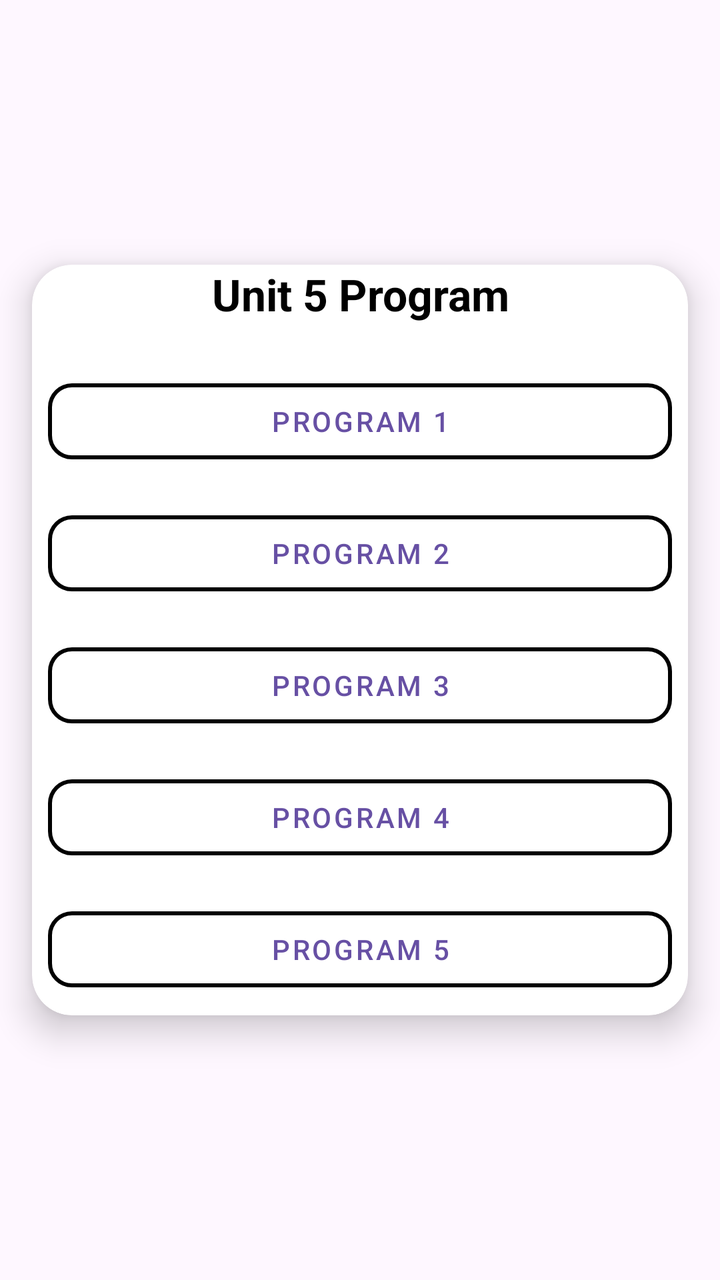
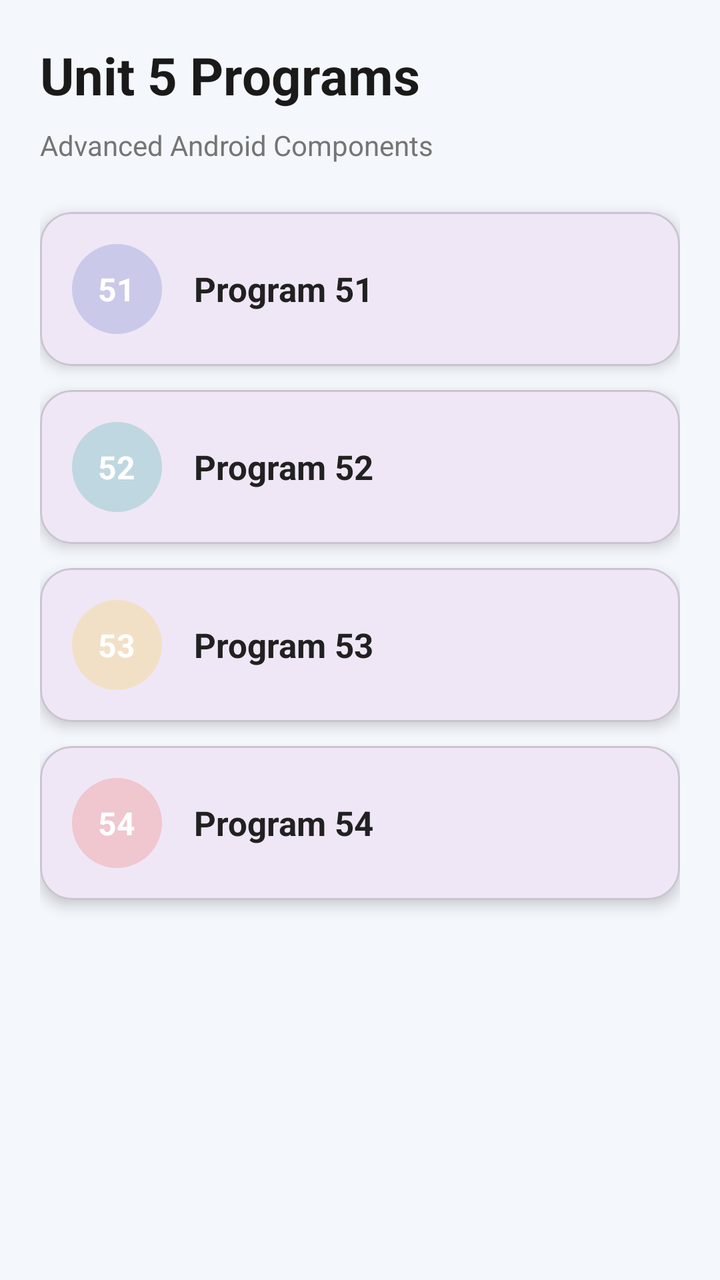

The first picture is an Android layout as it rendered before a commit; the second is the same layout after the commit. The layout source and the unified diff follow.
<!-- AndroidManifest.xml: application theme Theme.MyApplicationMCA -->
<!-- res/layout/activity_unit5_list_page.xml -->
<LinearLayout xmlns:android="http://schemas.android.com/apk/res/android"
    xmlns:app="http://schemas.android.com/apk/res-auto"
    xmlns:tools="http://schemas.android.com/tools"
    android:id="@+id/main"
    android:layout_width="match_parent"
    android:layout_height="match_parent"
    android:animateLayoutChanges="true"
    android:gravity="center"
    android:orientation="vertical"
    tools:context=".UNIT5_LIST_PAGE">

    
    <androidx.cardview.widget.CardView
        android:id="@+id/card_units"
        android:layout_width="match_parent"
        android:layout_height="wrap_content"
        android:padding="16dp"
        android:layout_margin="16dp"
        app:cardCornerRadius="20dp"
        app:cardElevation="10dp">

        <LinearLayout
            android:layout_width="match_parent"
            android:layout_height="wrap_content"
            android:gravity="center"
            android:orientation="vertical">

            <TextView
                android:layout_width="match_parent"
                android:layout_height="wrap_content"
                android:layout_marginBottom="16dp"
                android:gravity="center"
                android:text="Unit 5 Program"
                android:textSize="22sp"
                android:textStyle="bold"
                android:textColor="@android:color/black" />

            
            <com.google.android.material.button.MaterialButton
                android:id="@+id/btnpro1"
                style="@style/Widget.MaterialComponents.Button.OutlinedButton"
                android:layout_width="match_parent"
                android:layout_height="50dp"
                android:layout_margin="8dp"
                android:text="PROGRAM 1"
                app:cornerRadius="12dp"
                app:strokeColor="@color/black"
                app:strokeWidth="2dp" />

            <com.google.android.material.button.MaterialButton
                android:id="@+id/btnpro2"
                style="@style/Widget.MaterialComponents.Button.OutlinedButton"
                android:layout_width="match_parent"
                android:layout_height="50dp"
                android:layout_margin="8dp"
                android:text="PROGRAM 2"
                app:cornerRadius="12dp"
                app:strokeColor="@color/black"
                app:strokeWidth="2dp" />

            <com.google.android.material.button.MaterialButton
                android:id="@+id/btnpro3"
                style="@style/Widget.MaterialComponents.Button.OutlinedButton"
                android:layout_width="match_parent"
                android:layout_height="50dp"
                android:layout_margin="8dp"
                android:text="PROGRAM 3"
                app:cornerRadius="12dp"
                app:strokeColor="@color/black"
                app:strokeWidth="2dp" />

            <com.google.android.material.button.MaterialButton
                android:id="@+id/btnpro4"
                style="@style/Widget.MaterialComponents.Button.OutlinedButton"
                android:layout_width="match_parent"
                android:layout_height="50dp"
                android:layout_margin="8dp"
                android:text="PROGRAM 4"
                app:cornerRadius="12dp"
                app:strokeColor="@color/black"
                app:strokeWidth="2dp" />

            <com.google.android.material.button.MaterialButton
                android:id="@+id/btnpro5"
                style="@style/Widget.MaterialComponents.Button.OutlinedButton"
                android:layout_width="match_parent"
                android:layout_height="50dp"
                android:layout_margin="8dp"
                android:text="PROGRAM 5"
                app:cornerRadius="12dp"
                app:strokeColor="@color/black"
                app:strokeWidth="2dp" />

        </LinearLayout>
    </androidx.cardview.widget.CardView>
</LinearLayout>
<!-- resources referenced by this layout -->
<resources>
  <color name="black">#FF000000</color>
  <style name="Theme.MyApplicationMCA" parent="Base.Theme.MyApplicationMCA" />
  <style name="Base.Theme.MyApplicationMCA" parent="Theme.Material3.Light.NoActionBar">
          <item name="android:windowTranslucentStatus">false</item>
          <item name="android:windowTranslucentNavigation">false</item>
          <item name="android:statusBarColor">@android:color/transparent</item>
          <item name="android:navigationBarColor">@android:color/transparent</item>
  
          <item name="android:windowLightStatusBar">true</item>
          <item name="android:windowLightNavigationBar" tools:targetApi="27">true</item>
      </style>
</resources>

<!-- the commit's change to res/layout/activity_unit5_list_page.xml (unified diff, before → after) -->
@@ -1,96 +1,186 @@
-<LinearLayout xmlns:android="http://schemas.android.com/apk/res/android"
+<?xml version="1.0" encoding="utf-8"?>
+<ScrollView xmlns:android="http://schemas.android.com/apk/res/android"
     xmlns:app="http://schemas.android.com/apk/res-auto"
-    xmlns:tools="http://schemas.android.com/tools"
-    android:id="@+id/main"
     android:layout_width="match_parent"
     android:layout_height="match_parent"
-    android:animateLayoutChanges="true"
-    android:gravity="center"
-    android:orientation="vertical"
-    tools:context=".UNIT5_LIST_PAGE">
+    android:background="#F4F7FC"
+    android:fitsSystemWindows="true">
 
-    
-    <androidx.cardview.widget.CardView
-        android:id="@+id/card_units"
+    <LinearLayout
         android:layout_width="match_parent"
         android:layout_height="wrap_content"
-        android:padding="16dp"
-        android:layout_margin="16dp"
-        app:cardCornerRadius="20dp"
-        app:cardElevation="10dp">
+        android:padding="20dp"
+        android:orientation="vertical">
 
-        <LinearLayout
+        <TextView
+            android:layout_width="wrap_content"
+            android:layout_height="wrap_content"
+            android:text="Unit 5 Programs"
+            android:textSize="26sp"
+            android:textStyle="bold"
+            android:textColor="#1A1A1A"
+            android:layout_marginBottom="8dp"/>
+
+        <TextView
+            android:layout_width="wrap_content"
+            android:layout_height="wrap_content"
+            android:text="Advanced Android Components"
+            android:textSize="14sp"
+            android:textColor="#757575"
+            android:layout_marginBottom="24dp"/>
+
+        <com.google.android.material.card.MaterialCardView
+            android:id="@+id/btnPro51"
             android:layout_width="match_parent"
             android:layout_height="wrap_content"
-            android:gravity="center"
-            android:orientation="vertical">
+            android:layout_marginBottom="12dp"
+            app:cardCornerRadius="16dp"
+            app:cardElevation="4dp"
+            app:rippleColor="#15000000">
 
-            <TextView
+            <LinearLayout
                 android:layout_width="match_parent"
                 android:layout_height="wrap_content"
-                android:layout_marginBottom="16dp"
-                android:gravity="center"
-                android:text="Unit 5 Program"
-                android:textSize="22sp"
-                android:textStyle="bold"
-                android:textColor="@android:color/black" />
+                android:orientation="horizontal"
+                android:padding="16dp"
+                android:gravity="center_vertical">
 
-            
-            <com.google.android.material.button.MaterialButton
-                android:id="@+id/btnpro1"
-                style="@style/Widget.MaterialComponents.Button.OutlinedButton"
+                <TextView
+                    android:layout_width="45dp"
+                    android:layout_height="45dp"
+                    android:background="@drawable/white_circle_alpha"
+                    android:backgroundTint="#3F51B5"
+                    android:gravity="center"
+                    android:text="51"
+                    android:textColor="#FFFFFF"
+                    android:textStyle="bold"
+                    android:textSize="16sp"/>
+
+                <TextView
+                    android:layout_width="wrap_content"
+                    android:layout_height="wrap_content"
+                    android:layout_marginStart="16dp"
+                    android:text="Program 51"
+                    android:textSize="17sp"
+                    android:textStyle="bold"
+                    android:textColor="#212121"/>
+            </LinearLayout>
+        </com.google.android.material.card.MaterialCardView>
+
+        <com.google.android.material.card.MaterialCardView
+            android:id="@+id/btnPro52"
+            android:layout_width="match_parent"
+            android:layout_height="wrap_content"
+            android:layout_marginBottom="12dp"
+            app:cardCornerRadius="16dp"
+            app:cardElevation="4dp"
+            app:rippleColor="#15000000">
+
+            <LinearLayout
                 android:layout_width="match_parent"
-                android:layout_height="50dp"
-                android:layout_margin="8dp"
-                android:text="PROGRAM 1"
-                app:cornerRadius="12dp"
-                app:strokeColor="@color/black"
-                app:strokeWidth="2dp" />
+                android:layout_height="wrap_content"
+                android:orientation="horizontal"
+                android:padding="16dp"
+                android:gravity="center_vertical">
 
-            <com.google.android.material.button.MaterialButton
-                android:id="@+id/btnpro2"
-                style="@style/Widget.MaterialComponents.Button.OutlinedButton"
+                <TextView
+                    android:layout_width="45dp"
+                    android:layout_height="45dp"
+                    android:background="@drawable/white_circle_alpha"
+                    android:backgroundTint="#009688"
+                    android:gravity="center"
+                    android:text="52"
+                    android:textColor="#FFFFFF"
+                    android:textStyle="bold"
+                    android:textSize="16sp"/>
+
+                <TextView
+                    android:layout_width="wrap_content"
+                    android:layout_height="wrap_content"
+                    android:layout_marginStart="16dp"
+                    android:text="Program 52"
+                    android:textSize="17sp"
+                    android:textStyle="bold"
+                    android:textColor="#212121"/>
+            </LinearLayout>
+        </com.google.android.material.card.MaterialCardView>
+
+        <com.google.android.material.card.MaterialCardView
+            android:id="@+id/btnPro53"
+            android:layout_width="match_parent"
+            android:layout_height="wrap_content"
+            android:layout_marginBottom="12dp"
+            app:cardCornerRadius="16dp"
+            app:cardElevation="4dp"
+            app:rippleColor="#15000000">
+
+            <LinearLayout
                 android:layout_width="match_parent"
-                android:layout_height="50dp"
-                android:layout_margin="8dp"
-                android:text="PROGRAM 2"
-                app:cornerRadius="12dp"
-                app:strokeColor="@color/black"
-                app:strokeWidth="2dp" />
+                android:layout_height="wrap_content"
+                android:orientation="horizontal"
+                android:padding="16dp"
+                android:gravity="center_vertical">
 
-            <com.google.android.material.button.MaterialButton
-                android:id="@+id/btnpro3"
-                style="@style/Widget.MaterialComponents.Button.OutlinedButton"
+                <TextView
+                    android:layout_width="45dp"
+                    android:layout_height="45dp"
+                    android:background="@drawable/white_circle_alpha"
+                    android:backgroundTint="#FFC107"
+                    android:gravity="center"
+                    android:text="53"
+                    android:textColor="#FFFFFF"
+                    android:textStyle="bold"
+                    android:textSize="16sp"/>
+
+                <TextView
+                    android:layout_width="wrap_content"
+                    android:layout_height="wrap_content"
+                    android:layout_marginStart="16dp"
+                    android:text="Program 53"
+                    android:textSize="17sp"
+                    android:textStyle="bold"
+                    android:textColor="#212121"/>
+            </LinearLayout>
+        </com.google.android.material.card.MaterialCardView>
+
+        <com.google.android.material.card.MaterialCardView
+            android:id="@+id/btnPro54"
+            android:layout_width="match_parent"
+            android:layout_height="wrap_content"
+            android:layout_marginBottom="24dp"
+            app:cardCornerRadius="16dp"
+            app:cardElevation="4dp"
+            app:rippleColor="#15000000">
+
+            <LinearLayout
                 android:layout_width="match_parent"
-                android:layout_height="50dp"
-                android:layout_margin="8dp"
-                android:text="PROGRAM 3"
-                app:cornerRadius="12dp"
-                app:strokeColor="@color/black"
-                app:strokeWidth="2dp" />
+                android:layout_height="wrap_content"
+                android:orientation="horizontal"
+                android:padding="16dp"
+                android:gravity="center_vertical">
 
-            <com.google.android.material.button.MaterialButton
-                android:id="@+id/btnpro4"
-                style="@style/Widget.MaterialComponents.Button.OutlinedButton"
-                android:layout_width="match_parent"
-                android:layout_height="50dp"
-                android:layout_margin="8dp"
-                android:text="PROGRAM 4"
-                app:cornerRadius="12dp"
-                app:strokeColor="@color/black"
-                app:strokeWidth="2dp" />
+                <TextView
+                    android:layout_width="45dp"
+                    android:layout_height="45dp"
+                    android:background="@drawable/white_circle_alpha"
+                    android:backgroundTint="#F44336"
+                    android:gravity="center"
+                    android:text="54"
+                    android:textColor="#FFFFFF"
+                    android:textStyle="bold"
+                    android:textSize="16sp"/>
 
-            <com.google.android.material.button.MaterialButton
-                android:id="@+id/btnpro5"
-                style="@style/Widget.MaterialComponents.Button.OutlinedButton"
-                android:layout_width="match_parent"
-                android:layout_height="50dp"
-                android:layout_margin="8dp"
-                android:text="PROGRAM 5"
-                app:cornerRadius="12dp"
-                app:strokeColor="@color/black"
-                app:strokeWidth="2dp" />
+                <TextView
+                    android:layout_width="wrap_content"
+                    android:layout_height="wrap_content"
+                    android:layout_marginStart="16dp"
+                    android:text="Program 54"
+                    android:textSize="17sp"
+                    android:textStyle="bold"
+                    android:textColor="#212121"/>
+            </LinearLayout>
+        </com.google.android.material.card.MaterialCardView>
 
-        </LinearLayout>
-    </androidx.cardview.widget.CardView>
-</LinearLayout>
+    </LinearLayout>
+
+</ScrollView>
<!-- resource entries referenced after the edit -->
@@ -1,6 +1,11 @@
 <!-- resources referenced by this layout -->
 <resources>
-  <color name="black">#FF000000</color>
+  <!-- drawable white_circle_alpha (drawable) -->
+  <?xml version="1.0" encoding="utf-8"?>
+  <shape xmlns:android="http://schemas.android.com/apk/res/android"
+      android:shape="oval">
+      <solid android:color="#33FFFFFF" />
+  </shape>
   <style name="Theme.MyApplicationMCA" parent="Base.Theme.MyApplicationMCA" />
   <style name="Base.Theme.MyApplicationMCA" parent="Theme.Material3.Light.NoActionBar">
           <item name="android:windowTranslucentStatus">false</item>
